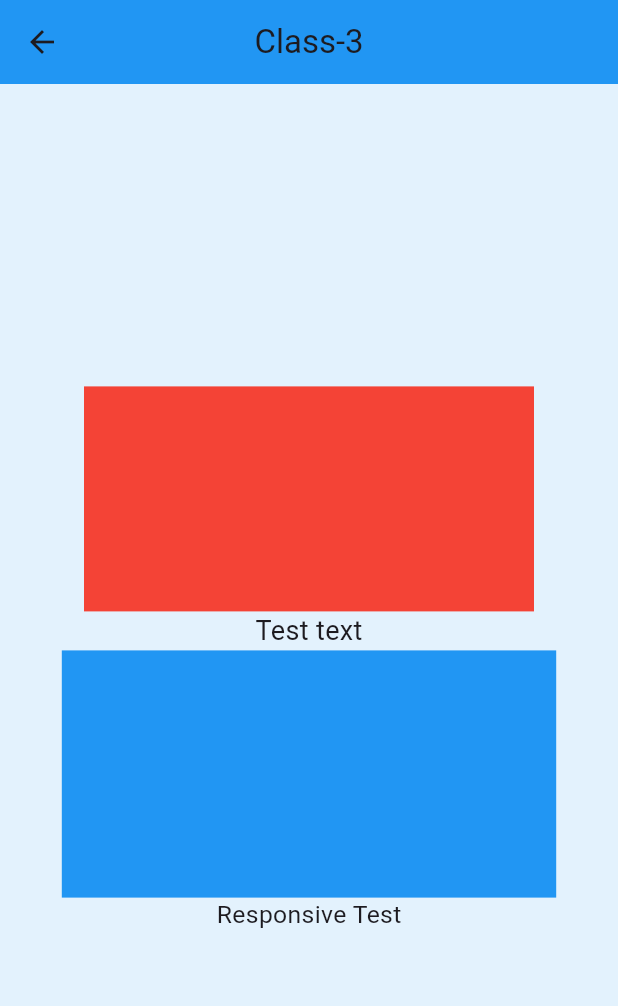
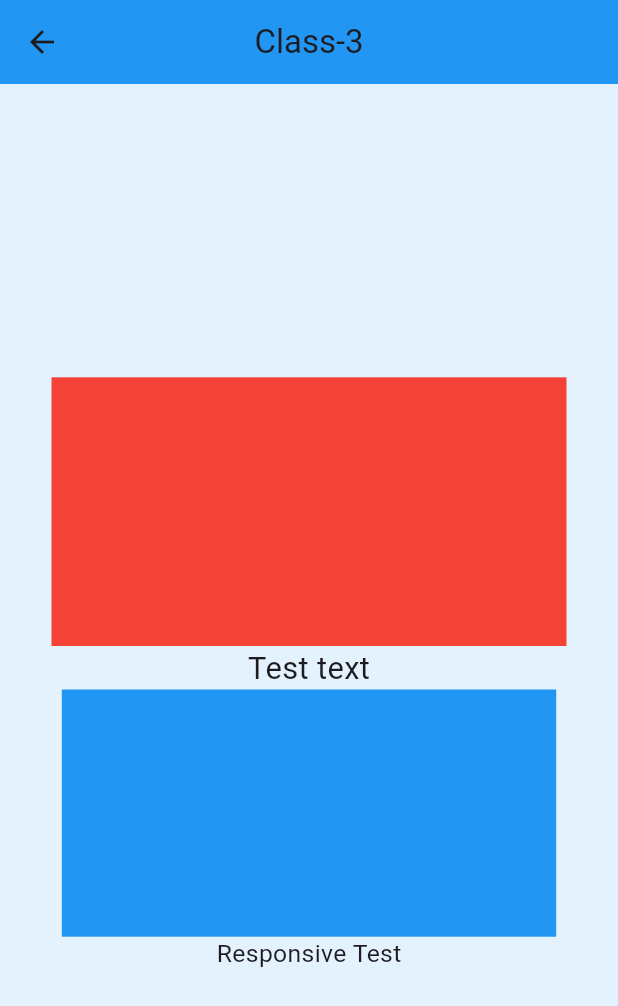
Before and after one commit to taufiqurSabbir/ostad_flutter_14, a Flutter app: the Module11Class3 screen opened by its route, on a phone screen of 412 x 824 dp. Shown: the top 1006 px of the screen. Run offline on Flutter 3.47's test engine with Material 3 defaults, Android fonts, the light colour scheme and no system bars; our stand-ins replace device_preview, flutter_screenutil; network calls fail.

Commit message:
module 15 class - 2

```diff
--- a/lib/module_11/class_3.dart
+++ b/lib/module_11/class_3.dart
@@ -1,6 +1,24 @@
 import 'package:flutter/material.dart';
-class Module11Class3 extends StatelessWidget {
+import 'package:flutter/services.dart';
+import 'package:flutter_screenutil/flutter_screenutil.dart';
+class Module11Class3 extends StatefulWidget {
   const Module11Class3({super.key});
+
+  @override
+  State<Module11Class3> createState() => _Module11Class3State();
+}
+
+class _Module11Class3State extends State<Module11Class3> {
+  @override
+  // void initState() {
+  //   // TODO: implement initState
+  //   super.initState();
+  //   SystemChrome.setPreferredOrientations([
+  //     DeviceOrientation.portraitUp,
+  //     DeviceOrientation.portraitDown
+  //   ]);
+  //
+  // }
 
   @override
   Widget build(BuildContext context) {
@@ -8,14 +26,52 @@ class Module11Class3 extends StatelessWidget {
     double screenWidth = screenSize.width;
     double screenHeight = screenSize.height;
 
+    final Orientation orientation = MediaQuery.of(context).orientation;
+
     return Scaffold(
 
       appBar: AppBar(
         title: Text('Class-3'),
       ),
-      body: Center(
-        child: Column(
+      body: Column(
         mainAxisAlignment: MainAxisAlignment.center,
+
+        children: [
+        orientation == Orientation.landscape ?  Text('Hello Now you are in landscape mode',style: TextStyle(fontSize: 20),) : SizedBox(),
+          SizedBox(height: 20,),
+
+          Center(
+            child: orientation ==Orientation.portrait ? Column(
+              mainAxisAlignment: MainAxisAlignment.center,
+              children: [
+                Container(
+                  height: 150.h,
+                  width: 300.w,
+                  color: Colors.red,
+                ),
+
+                Text('Test text',
+                style: TextStyle(
+                  fontSize: 18.sp
+                ),
+                ),
+
+
+                Container(
+                  height: screenHeight * 0.2,
+                  width: screenWidth * 0.8,
+
+                  color: Colors.blue,
+                ),
+
+                Text('Responsive Test',
+                style: TextStyle(
+                  fontSize: 0.04 * screenWidth
+                ),
+                )
+
+              ],
+            ) : Row(
               children: [
                 Container(
                   height: 150,
@@ -42,9 +98,10 @@ class Module11Class3 extends StatelessWidget {
                       fontSize: 0.04 * screenWidth
                   ),
                 )
-
               ],
             ),
+          ),
+        ],
       ),
     );
   }
--- a/pubspec.yaml
+++ b/pubspec.yaml
@@ -35,6 +35,8 @@ dependencies:
   # The following adds the Cupertino Icons font to your application.
   # Use with the CupertinoIcons class for iOS style icons.
   cupertino_icons: ^1.0.8
+  flutter_screenutil: ^5.9.3
+  device_preview:
 
 dev_dependencies:
   flutter_test:
```
Also changed, not shown: lib/app.dart (+20 -1 lines), lib/main.dart (+9 -3 lines), lib/module_15/class_!.dart (added, +56 -0 lines), pubspec.lock, 1 other file. Lines whose indentation alone changed are shown as unchanged.
